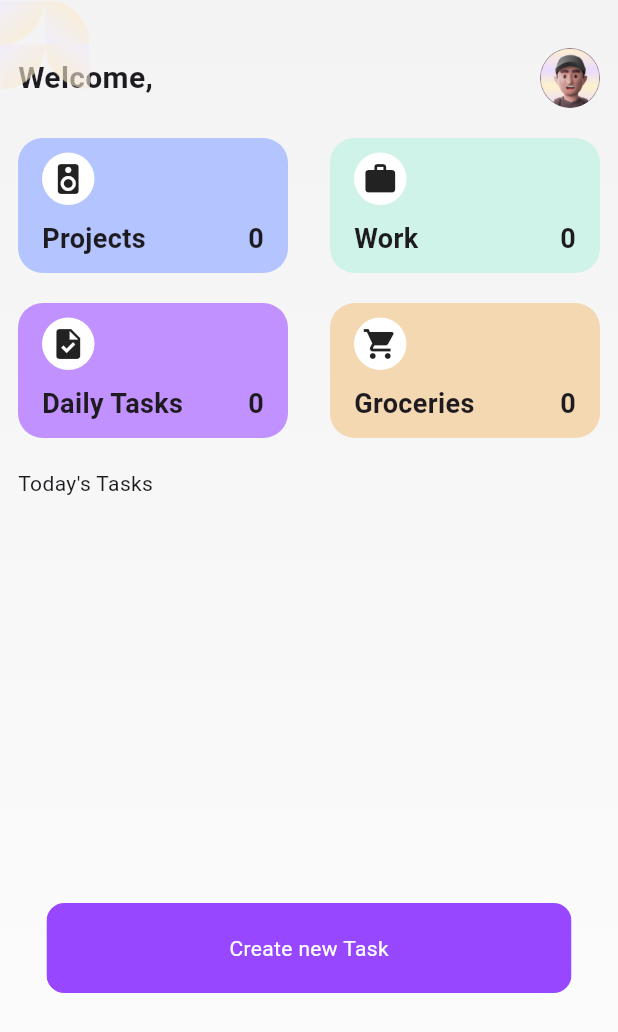
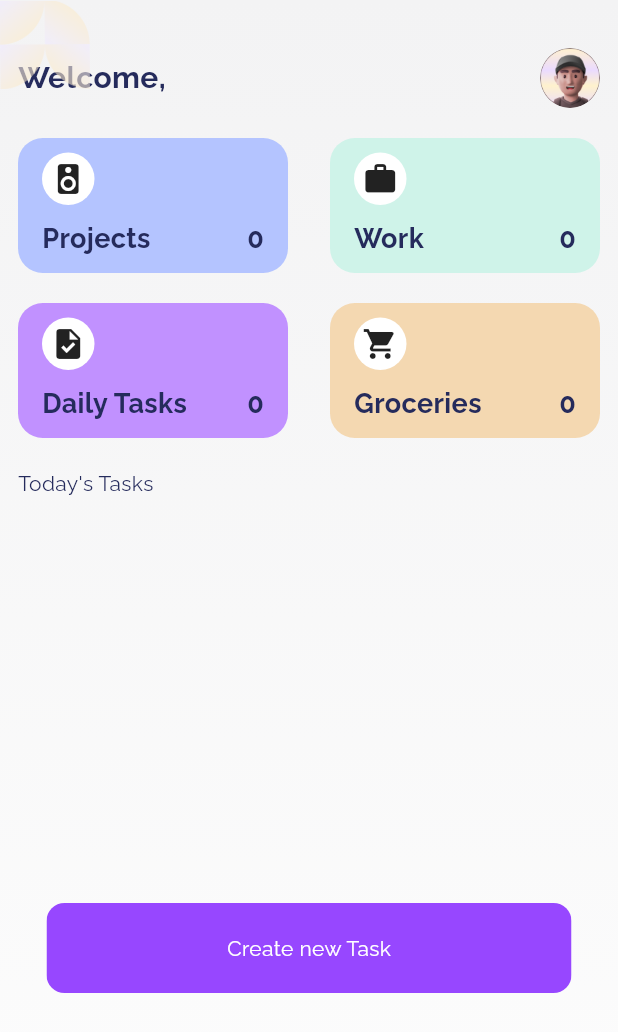
Before and after one commit to BilalYamin127/Todo, a Flutter app: the screen it shows after launch, after a tap on "Get Started", on a phone screen of 412 x 824 dp. Shown: the top 1032 px of the screen. Run offline on Flutter 3.47's test engine with Material 3 defaults, Android fonts, the phone set to English and light mode, and no system bars; our stand-ins replace cloud_firestore, firebase_auth, firebase_core, flutter_riverpod, freezed_annotation, google_fonts; accounts and stored records are empty.

Commit message:
theme commit

```diff
--- a/lib/Providers/category_couter_provider.dart
+++ b/lib/Providers/category_couter_provider.dart
@@ -50,7 +50,7 @@ class CategoryCountsNotifier extends StateNotifier<CategoryCounts> {
       int dailyTaskCount = 0;
       int groceriesCount = 0;
 
-      snapshot.docs.forEach((doc) {
+      for (var doc in snapshot.docs) {
         Map<String, dynamic> data = doc.data();
         String category = data['taskCategory'];
 
@@ -69,7 +69,7 @@ class CategoryCountsNotifier extends StateNotifier<CategoryCounts> {
             groceriesCount++;
             break;
         }
-      });
+      }
 
       state = CategoryCounts(
         work: workCount,
--- a/lib/Providers/user_details.dart
+++ b/lib/Providers/fetch_user_provider.dart
@@ -54,8 +54,7 @@ class UserNotifier extends Notifier<UserState> {
           print('Snapshot does not exist');
         }
       } catch (e) {
-        print('the error is : $e');
-        throw e;
+        throw Exception('the error is : $e');
       }
     }
 
--- a/lib/Providers/signup_provider.dart
+++ b/lib/Providers/signup_provider.dart
@@ -30,7 +30,6 @@ class SignUpState {
 
 class SignupNotifier extends Notifier<SignUpState> {
   void setIsLoading() {
-    //final isloading = state.isLoading;
     state = state.copyWith(isLoading: false);
   }
 
--- /dev/null
+++ b/lib/Providers/theme_provider.dart
@@ -0,0 +1,4 @@
+import 'package:flutter/material.dart';
+import 'package:flutter_riverpod/flutter_riverpod.dart';
+
+final themeModeProvider = StateProvider((ref) => ThemeMode.light);
--- a/lib/Screen/create_task_screen.dart
+++ b/lib/Screen/create_task_screen.dart
@@ -1,5 +1,6 @@
 import 'package:cloud_firestore/cloud_firestore.dart';
 import 'package:firebase_project/model/task/task_model.dart';
+import 'package:firebase_project/theme/app_color/app_color.dart';
 
 import 'package:flutter/material.dart';
 
@@ -128,11 +129,12 @@ class _TasksScreenState extends State<TasksScreen> {
                   crossAxisAlignment: CrossAxisAlignment.stretch,
                   mainAxisAlignment: MainAxisAlignment.center,
                   children: [
-                    const Text(
+                    Text(
                       'Task Name',
-                      style: TextStyle(
+                      style: Theme.of(context).textTheme.titleLarge!.copyWith(
                             fontWeight: FontWeight.bold,
                             fontSize: 18,
+                            color: AppColors.fieldTextcolor,
                           ),
                     ),
                     // const SizedBox(height: 8),
@@ -160,7 +162,7 @@ class _TasksScreenState extends State<TasksScreen> {
                       style: TextStyle(
                           fontWeight: FontWeight.bold,
                           fontSize: 18,
-                      ),
+                          color: AppColors.fieldTextcolor),
                     ),
                     // const SizedBox(height: 15),
                     SizedBox(
@@ -207,6 +209,7 @@ class _TasksScreenState extends State<TasksScreen> {
                       style: TextStyle(
                         fontWeight: FontWeight.bold,
                         fontSize: 18,
+                        color: AppColors.fieldTextcolor,
                       ),
                     ),
                     SizedBox(
@@ -248,7 +251,7 @@ class _TasksScreenState extends State<TasksScreen> {
                                   style: TextStyle(
                                       fontWeight: FontWeight.bold,
                                       fontSize: 18,
-                                  ),
+                                      color: AppColors.fieldTextcolor),
                                 ),
                                 SizedBox(
                                   height: 80,
@@ -291,7 +294,7 @@ class _TasksScreenState extends State<TasksScreen> {
                                   style: TextStyle(
                                       fontWeight: FontWeight.bold,
                                       fontSize: 18,
-                                  ),
+                                      color: AppColors.fieldTextcolor),
                                 ),
                                 TextFormField(
                                   readOnly: true,
@@ -329,7 +332,7 @@ class _TasksScreenState extends State<TasksScreen> {
                       style: TextStyle(
                           fontWeight: FontWeight.bold,
                           fontSize: 18,
-                      ),
+                          color: AppColors.fieldTextcolor),
                     ),
                     // const SizedBox(height: 15),
                     SizedBox(
@@ -374,7 +377,7 @@ class _TasksScreenState extends State<TasksScreen> {
                       style: TextStyle(
                           fontWeight: FontWeight.bold,
                           fontSize: 18,
-                      ),
+                          color: AppColors.fieldTextcolor),
                     ),
                     SizedBox(
                       child: TextFormField(
--- a/lib/Screen/home_screen.dart
+++ b/lib/Screen/home_screen.dart
@@ -2,7 +2,7 @@
 
 import 'package:cloud_firestore/cloud_firestore.dart';
 import 'package:firebase_project/Providers/category_couter_provider.dart';
-import 'package:firebase_project/Providers/user_details.dart';
+import 'package:firebase_project/Providers/fetch_user_provider.dart';
 
 import 'package:firebase_project/Screen/edit_task_screen.dart';
 import 'package:firebase_project/Screen/logout_screen.dart';
@@ -59,7 +59,7 @@ class _HomeScreenState extends ConsumerState<HomeScreen> {
                       children: [
                         Expanded(
                           child: Text(
-                            'Welcome,${user!.username}',
+                            'Welcome,${user?.username ?? ' user not found'}',
                             style: const TextStyle(
                               fontWeight: FontWeight.bold,
                               fontSize: 20,
@@ -133,19 +133,12 @@ class _HomeScreenState extends ConsumerState<HomeScreen> {
                         if (snapshot.hasError) {
                           return Text('Error: ${snapshot.error}');
                         }
-
-                        // if (snapshot.connectionState ==
-                        //     ConnectionState.waiting) {
-                        //   return const CircularProgressIndicator();
-                        // }
-
                         return ListView.builder(
-                          itemCount: snapshot.data!.docs.length,
+                          itemCount: snapshot.data?.docs.length ?? 0,
                           itemBuilder: (context, index) {
-                            DocumentSnapshot document =
-                                snapshot.data!.docs[index];
-                            Map<String, dynamic> datadoc =
-                                document.data() as Map<String, dynamic>;
+                            var document = snapshot.data?.docs[index];
+                            final datadoc =
+                                document?.data() as Map<String, dynamic>;
 
                             return Container(
                               margin: const EdgeInsets.symmetric(vertical: 5),
@@ -154,7 +147,7 @@ class _HomeScreenState extends ConsumerState<HomeScreen> {
                                     ? const Color.fromARGB(255, 206, 255, 219)
                                     : Colors.white,
                                 border: Border.all(
-                                  color: Color.fromARGB(20, 22, 10, 9),
+                                  color: const Color.fromARGB(20, 22, 10, 9),
                                   width: 1.0,
                                 ),
                                 borderRadius: BorderRadius.circular(12.0),
@@ -167,14 +160,15 @@ class _HomeScreenState extends ConsumerState<HomeScreen> {
                                 leading: Checkbox(
                                   checkColor:
                                       Colors.white, // Color of the check icon
-                                  activeColor: Color.fromARGB(255, 52, 168, 83),
+                                  activeColor:
+                                      const Color.fromARGB(255, 52, 168, 83),
                                   tristate: false,
                                   shape: const CircleBorder(),
                                   value: datadoc['isCompleted'],
                                   onChanged: (bool? newValue) {
                                     FirebaseFirestore.instance
                                         .collection('Tasks')
-                                        .doc(document.id)
+                                        .doc(document?.id)
                                         .update({
                                       'isCompleted': newValue,
                                     });
@@ -208,7 +202,8 @@ class _HomeScreenState extends ConsumerState<HomeScreen> {
                                             builder: (context) =>
                                                 EditTaskScreen(
                                               dataDoc: datadoc,
-                                              id: document.id,
+                                              id: document?.id ??
+                                                  'Id not fount',
                                             ),
                                           ),
                                         );
@@ -223,7 +218,7 @@ class _HomeScreenState extends ConsumerState<HomeScreen> {
                                       onPressed: () {
                                         FirebaseFirestore.instance
                                             .collection('Tasks')
-                                            .doc(document.id)
+                                            .doc(document?.id)
                                             .delete();
                                         // setState(() {
                                         //   getCategoryCounts();
--- a/lib/Screen/logout_screen.dart
+++ b/lib/Screen/logout_screen.dart
@@ -1,5 +1,5 @@
 import 'package:firebase_auth/firebase_auth.dart';
-import 'package:firebase_project/Providers/user_details.dart';
+import 'package:firebase_project/Providers/fetch_user_provider.dart';
 import 'package:firebase_project/Screen/login_screen.dart';
 
 import 'package:flutter/material.dart';
--- a/lib/Screen/start_screen.dart
+++ b/lib/Screen/start_screen.dart
@@ -1,6 +1,7 @@
 import 'package:firebase_auth/firebase_auth.dart';
 import 'package:firebase_project/Screen/home_screen.dart';
 import 'package:firebase_project/Screen/login_screen.dart';
+import 'package:firebase_project/theme/app_color/app_color.dart';
 import 'package:flutter/material.dart';
 
 // ignore: must_be_immutable
@@ -87,6 +88,9 @@ class StartScreen extends StatelessWidget {
                         ),
                     child: const Center(
                         child: Text(
+                      style: TextStyle(
+                        color: AppColors.textColor,
+                      ),
                       'Get Started',
                     ))),
               ),
--- a/lib/main.dart
+++ b/lib/main.dart
@@ -1,4 +1,6 @@
+import 'package:firebase_project/Providers/theme_provider.dart';
 import 'package:firebase_project/Screen/start_screen.dart';
+import 'package:firebase_project/theme/app_theme.dart';
 import 'package:flutter/material.dart';
 import 'package:firebase_core/firebase_core.dart';
 import 'package:flutter_riverpod/flutter_riverpod.dart';
@@ -13,16 +15,23 @@ void main() async {
   runApp(const ProviderScope(child: MyApp()));
 }
 
-class MyApp extends StatelessWidget {
+class MyApp extends ConsumerStatefulWidget {
   const MyApp({super.key});
 
   @override
+  ConsumerState<MyApp> createState() => _MyAppState();
+}
+
+class _MyAppState extends ConsumerState<MyApp> {
+  @override
   Widget build(BuildContext context) {
+    final themeMode = ref.watch(themeModeProvider);
     return MaterialApp(
       debugShowCheckedModeBanner: false,
-      theme: ThemeData(
-        primarySwatch: Colors.teal,
-      ),
+      theme: themeMode == ThemeMode.light
+          ? AppTheme.lightThemeCopy
+          : AppTheme.darkTheme,
+      darkTheme: AppTheme.darkTheme,
       home: const StartScreen(),
     );
   }
--- a/lib/repositiry/user_signup_repositiry.dart
+++ b/lib/repositiry/user_signup_repositiry.dart
@@ -39,8 +39,3 @@ class UserSignUpRepo {
     }
   }
 }
-
-// final userModelProvider = Provider<UserModel>((ref) {
-//   // Initialize your UserModel here
-//   return UserModel(); // Example initialization, replace with your logic
-// });
--- /dev/null
+++ b/lib/theme/app_color/app_color.dart
@@ -0,0 +1,36 @@
+import 'package:flutter/material.dart';
+
+class AppColors {
+  static const Color primary = Color.fromARGB(255, 255, 255, 255);
+  static const Color secondary = Colors.black;
+  static const Color lightGrey = Colors.grey;
+  static const Color darkGrey = Color.fromARGB(255, 107, 107, 107);
+  static const Color transparent = Colors.transparent;
+  static const Color darkBlue = Color(0xff252c5c);
+  static const Color blackBlue = Color(0xff252b5c);
+  static const Color fieldGrey = Color(0xfff5f4f8);
+  static const Color purple = Color(0xff8549f7);
+  static const Color logoButton = Color(0xffF5F4F8);
+  static const Color dividerColor = Color(0xffA1A5C1);
+  static const Color textColor = Color(0xff53587A);
+  static const Color appButtoncolor = Color(0xff634AFD);
+  static const Color appSelectDropdowncolor = Color(0xffBFC4E8);
+  static const Color fieldTextcolor = Color(0xffA1A5C1);
+  static const Color blackpurple = Color(0xff252c5c);
+  static const Color darkblue = Color(0xff252B5C);
+  static const Color lightpurple = Color(0xff53587A);
+  static const Color red = Color(0xffFD5F4A);
+  static const Color amber = Colors.amber;
+  static const Color greyDark = Color(0xff3F467C);
+  static const Color blue = Color(0xff634AFD);
+  static const Color appYearsline = Color(0xffC4C4C4);
+  static const Color redColor = Colors.red;
+  static const Color greenColor = Color(0xff11CF74);
+  static const Color textMessageBtnColor = Color(0xff0079DC);
+  static const Color appThemeColor = Color(0xff0079dc);
+  static const Color shadowColor = Color(0xffA1A5C1);
+  static const Color callAttendColor = Color(0xfff476a5);
+  static const Color onboardingButton = Color(0xff6196DE);
+  static const Color overlayColor = Color.fromRGBO(0, 0, 0, 0.34);
+  static const Color dividerContractColor = Color(0xffD9D9D9);
+}
--- /dev/null
+++ b/lib/theme/app_theme.dart
@@ -0,0 +1,145 @@
+import 'package:firebase_project/theme/app_color/app_color.dart';
+import 'package:flutter/material.dart';
+import 'package:flutter/services.dart';
+import 'package:google_fonts/google_fonts.dart';
+
+class AppColorSchemes {
+  static const lightColorScheme = ColorScheme.light(
+      primary: AppColors.primary,
+      inversePrimary: AppColors.secondary,
+      tertiary: AppColors.lightGrey,
+      surface: AppColors.purple,
+      surfaceVariant: AppColors.blackpurple,
+      shadow: AppColors.fieldGrey,
+      outline: AppColors.blue,
+      inverseSurface: AppColors.darkblue,
+      tertiaryContainer: AppColors.darkBlue,
+      onInverseSurface: AppColors.lightpurple,
+      onTertiary: AppColors.darkGrey);
+  static const darkColorScheme = ColorScheme.dark(
+      primary: AppColors.secondary,
+      inversePrimary: AppColors.primary,
+      tertiary: AppColors.darkGrey,
+      onSurface: AppColors.purple,
+      shadow: AppColors.fieldGrey,
+      outline: AppColors.blue,
+      onInverseSurface: AppColors.darkblue,
+      onSurfaceVariant: AppColors.blackpurple,
+      inverseSurface: AppColors.primary);
+}
+
+class AppTheme {
+  static final lightThemeCopy = ThemeData(
+      datePickerTheme: const DatePickerThemeData(
+        backgroundColor: AppColors.primary,
+        todayBackgroundColor: MaterialStatePropertyAll(AppColors.secondary),
+      ),
+      colorScheme: AppColorSchemes.lightColorScheme,
+      textSelectionTheme:
+          const TextSelectionThemeData(cursorColor: AppColors.secondary),
+      visualDensity: VisualDensity.adaptivePlatformDensity,
+      appBarTheme: AppBarTheme(
+        systemOverlayStyle: SystemUiOverlayStyle.dark,
+        elevation: 0,
+        backgroundColor: AppColorSchemes.lightColorScheme.primary,
+      ),
+      textTheme: AppTextTheme.textTheme(AppColorSchemes.lightColorScheme),
+      elevatedButtonTheme: ElevatedButtonThemeData(
+        style: ElevatedButton.styleFrom(
+            elevation: 5,
+            shadowColor: AppColors.shadowColor.withOpacity(0.5),
+            backgroundColor: AppColors.appThemeColor,
+            foregroundColor: AppColors.primary,
+            shape:
+                RoundedRectangleBorder(borderRadius: BorderRadius.circular(25)),
+            minimumSize: const Size(double.infinity, 50),
+            textStyle:
+                const TextStyle(fontSize: 14, fontWeight: FontWeight.w600)),
+      ),
+      textButtonTheme: TextButtonThemeData(
+        style: TextButton.styleFrom(
+          foregroundColor: AppColors.appThemeColor,
+          textStyle: const TextStyle(
+              fontSize: 12,
+              fontWeight: FontWeight.w600,
+              color: AppColors.appThemeColor), // Add your text style here
+        ),
+      ),
+      dialogTheme: DialogTheme(
+          backgroundColor: const Color.fromARGB(255, 0, 6, 10).withOpacity(0.5),
+          surfaceTintColor: Colors.transparent));
+  static final darkTheme = ThemeData(
+    colorScheme: AppColorSchemes.darkColorScheme,
+    visualDensity: VisualDensity.adaptivePlatformDensity,
+    appBarTheme: AppBarTheme(
+      systemOverlayStyle: SystemUiOverlayStyle.light,
+      elevation: 5,
+      shadowColor: AppColors.shadowColor.withOpacity(0.5),
+      backgroundColor: AppColorSchemes.darkColorScheme.primary,
+    ),
+    textTheme: AppTextTheme.textTheme(AppColorSchemes.darkColorScheme),
+    elevatedButtonTheme: ElevatedButtonThemeData(
+      style: ElevatedButton.styleFrom(
+          elevation: 0,
+          backgroundColor: AppColors.appThemeColor,
+          foregroundColor: AppColors.primary,
+          shape:
+              RoundedRectangleBorder(borderRadius: BorderRadius.circular(25)),
+          minimumSize: const Size(double.infinity, 50),
+          textStyle: const TextStyle(fontSize: 12)),
+    ),
+  );
+}
+
+class AppTextTheme {
+  static TextTheme textTheme(ColorScheme colorScheme) => TextTheme(
+        /// Use this for titles like in app bars etc
+        displayLarge: GoogleFonts.raleway(
+          color: colorScheme.inverseSurface,
+          fontSize: 25,
+          fontWeight: FontWeight.w500,
+        ),
+
+        /// Use this for attribute title or sub headings
+        titleLarge: GoogleFonts.raleway(
+          color: colorScheme.inverseSurface,
+          fontSize: 18,
+          fontWeight: FontWeight.w500,
+        ),
+
+        /// Use this for when to bold any kind of attributes in a card or UI widget
+        bodyLarge: GoogleFonts.raleway(
+          color: colorScheme.inverseSurface,
+          fontSize: 14,
+          fontWeight: FontWeight.w600,
+        ),
+
+        /// Use this for any kind of attributes in a card or UI widget
+        bodyMedium: GoogleFonts.raleway(
+          color: colorScheme.inverseSurface,
+          fontSize: 14,
+          fontWeight: FontWeight.w400,
+        ),
+
+        /// Used for bold headings of textfields and other widgets
+        titleMedium: GoogleFonts.raleway(
+          color: colorScheme.inverseSurface,
+          fontSize: 16,
+          fontWeight: FontWeight.w600,
+        ),
+
+        /// Used for non bold/regular headings of textfields and other widgets
+        titleSmall: GoogleFonts.raleway(
+          color: colorScheme.inverseSurface,
+          fontSize: 16,
+          fontWeight: FontWeight.w400,
+        ),
+
+        /// Use this for any kind of attributes in a card or UI widget
+        bodySmall: GoogleFonts.raleway(
+          fontWeight: FontWeight.w400,
+          color: colorScheme.inverseSurface,
+          fontSize: 12,
+        ),
+      );
+}
```
Also changed, not shown: pubspec.yaml (+6 -1 lines), pubspec.lock, 2 other files. Lines whose indentation alone changed are shown as unchanged.
